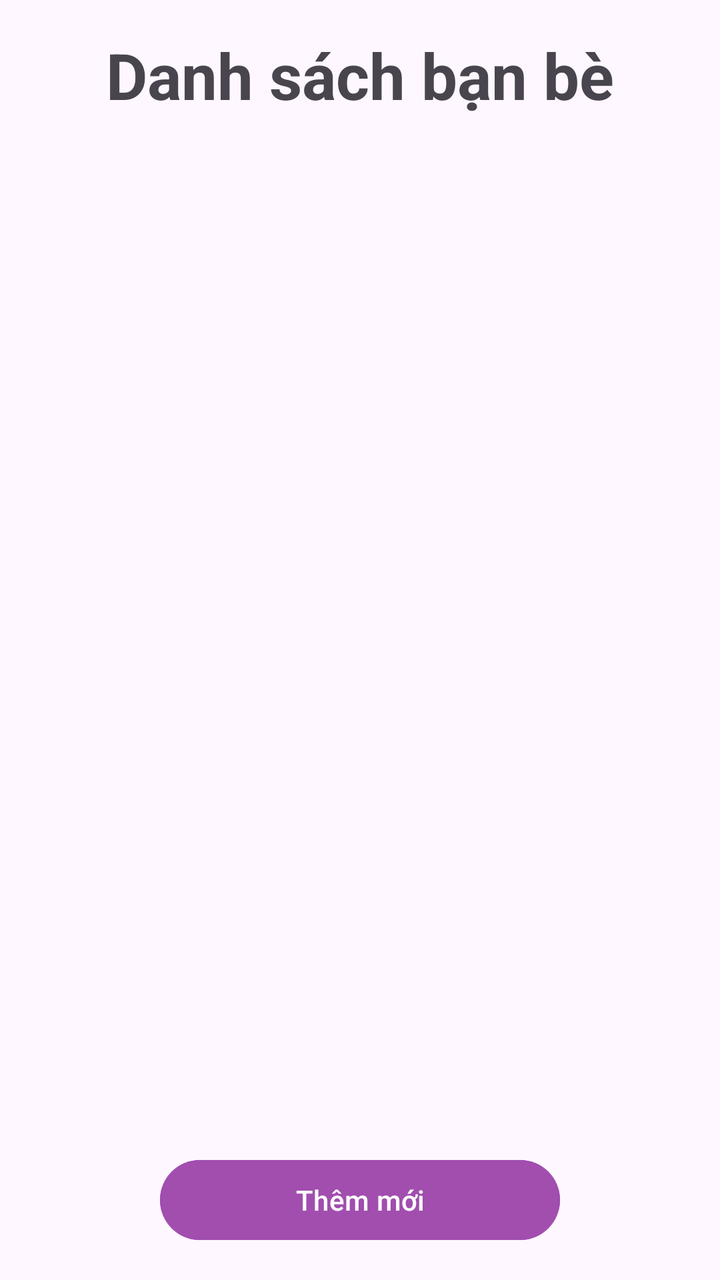
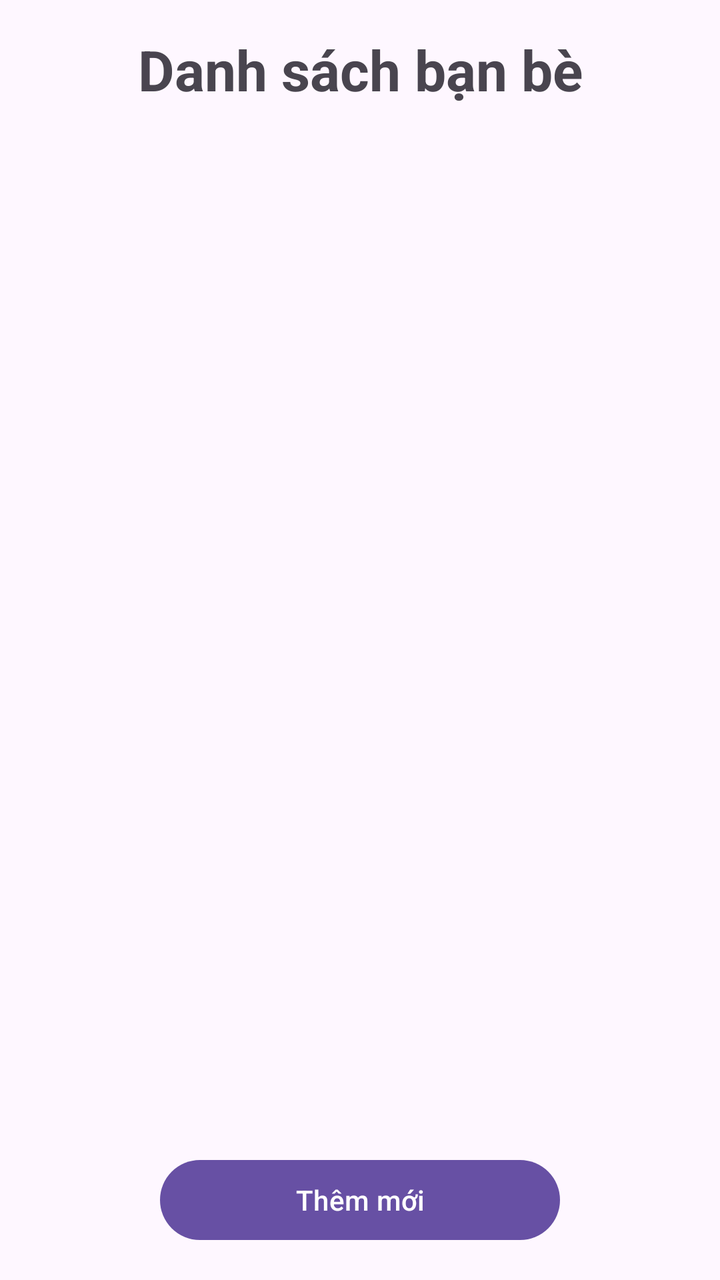

The first picture is an Android layout as it rendered before a commit; the second is the same layout after the commit. The layout source and the unified diff follow.
<!-- AndroidManifest.xml: application theme Theme.Lab4 -->
<!-- res/layout/activity_main.xml -->
<?xml version="1.0" encoding="utf-8"?>
<LinearLayout xmlns:android="http://schemas.android.com/apk/res/android"
    android:id="@+id/main" android:layout_width="match_parent"
    android:layout_height="match_parent" android:orientation="vertical" android:padding="16dp">
    <TextView android:layout_width="match_parent" android:layout_height="wrap_content"
        android:gravity="center" android:text="@string/friends_title"
        android:textSize="32sp" android:textStyle="bold" />
    <androidx.recyclerview.widget.RecyclerView android:id="@+id/rcv"
        android:layout_width="match_parent" android:layout_height="0dp"
        android:layout_weight="1" android:scrollbars="vertical" />
    <Button android:id="@+id/bt_add" android:layout_width="200dp"
        android:layout_height="wrap_content" android:layout_gravity="center_horizontal"
        android:text="@string/add_friend" android:backgroundTint="#A14EAF" />
</LinearLayout>
<!-- resources referenced by this layout -->
<resources>
  <string name="add_friend">Thêm mới</string>
  <string name="friends_title">Danh sách bạn bè</string>
  <style name="Theme.Lab4" parent="Base.Theme.Lab4" />
  <style name="Base.Theme.Lab4" parent="Theme.Material3.DayNight.NoActionBar">
          
          
      </style>
</resources>

<!-- the commit's change to res/layout/activity_main.xml (unified diff, before → after) -->
@@ -1,14 +1,43 @@
 <?xml version="1.0" encoding="utf-8"?>
-<LinearLayout xmlns:android="http://schemas.android.com/apk/res/android"
-    android:id="@+id/main" android:layout_width="match_parent"
-    android:layout_height="match_parent" android:orientation="vertical" android:padding="16dp">
-    <TextView android:layout_width="match_parent" android:layout_height="wrap_content"
-        android:gravity="center" android:text="@string/friends_title"
-        android:textSize="32sp" android:textStyle="bold" />
-    <androidx.recyclerview.widget.RecyclerView android:id="@+id/rcv"
-        android:layout_width="match_parent" android:layout_height="0dp"
-        android:layout_weight="1" android:scrollbars="vertical" />
-    <Button android:id="@+id/bt_add" android:layout_width="200dp"
-        android:layout_height="wrap_content" android:layout_gravity="center_horizontal"
-        android:text="@string/add_friend" android:backgroundTint="#A14EAF" />
-</LinearLayout>
+<androidx.constraintlayout.widget.ConstraintLayout
+    xmlns:android="http://schemas.android.com/apk/res/android"
+    xmlns:app="http://schemas.android.com/apk/res-auto"
+    xmlns:tools="http://schemas.android.com/tools"
+    android:id="@+id/main"
+    android:layout_width="match_parent"
+    android:layout_height="match_parent"
+    tools:context=".MainActivity">
+
+    <TextView
+        android:id="@+id/tv_title"
+        android:layout_width="0dp"
+        android:layout_height="wrap_content"
+        android:padding="16dp"
+        android:gravity="center"
+        android:text="@string/friends_title"
+        android:textSize="28sp"
+        android:textStyle="bold"
+        app:layout_constraintTop_toTopOf="parent"
+        app:layout_constraintStart_toStartOf="parent"
+        app:layout_constraintEnd_toEndOf="parent" />
+
+    <androidx.recyclerview.widget.RecyclerView
+        android:id="@+id/rcv"
+        android:layout_width="0dp"
+        android:layout_height="0dp"
+        app:layout_constraintTop_toBottomOf="@id/tv_title"
+        app:layout_constraintBottom_toTopOf="@id/bt_add"
+        app:layout_constraintStart_toStartOf="parent"
+        app:layout_constraintEnd_toEndOf="parent" />
+
+    <Button
+        android:id="@+id/bt_add"
+        android:layout_width="200dp"
+        android:layout_height="wrap_content"
+        android:layout_margin="16dp"
+        android:text="@string/add_friend"
+        app:layout_constraintBottom_toBottomOf="parent"
+        app:layout_constraintStart_toStartOf="parent"
+        app:layout_constraintEnd_toEndOf="parent" />
+
+</androidx.constraintlayout.widget.ConstraintLayout>
